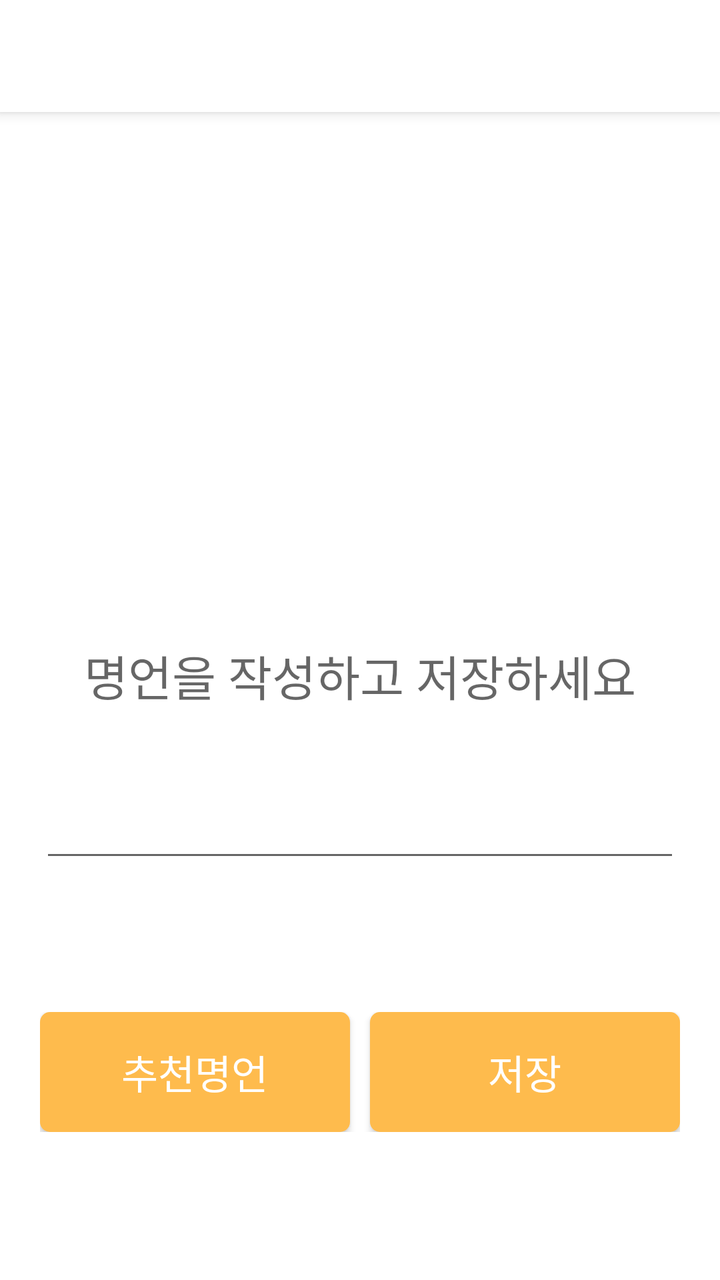
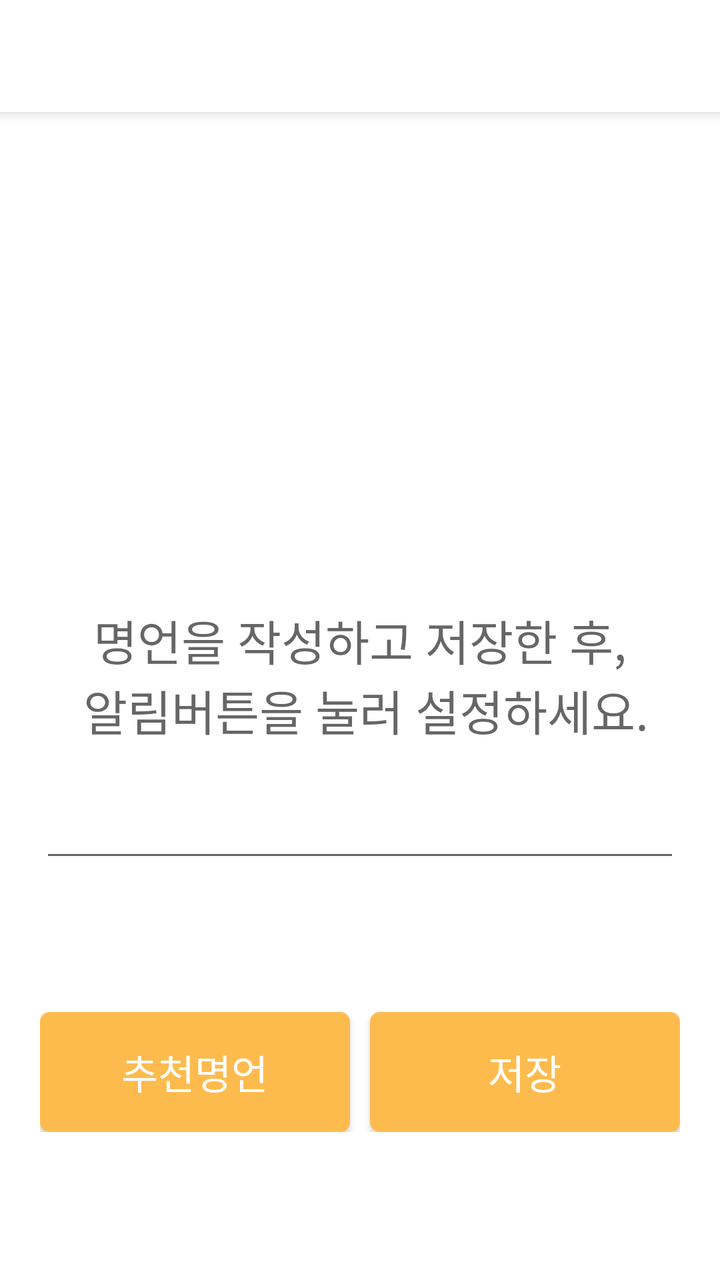

Screens rendered from an Android XML layout before and after an edit, with the pre-edit source and the edit as a unified diff.
<!-- AndroidManifest.xml: application theme Theme.FamousSaying -->
<!-- res/layout/activity_main.xml -->
<?xml version="1.0" encoding="utf-8"?>
<layout xmlns:android="http://schemas.android.com/apk/res/android"
    xmlns:app="http://schemas.android.com/apk/res-auto"
    xmlns:tools="http://schemas.android.com/tools">

    <LinearLayout
        android:layout_width="match_parent"
        android:layout_height="match_parent"
        android:orientation="vertical"
        android:background="@color/btn"
        tools:context=".presentation.MainActivity">

        <androidx.appcompat.widget.Toolbar
            android:id="@+id/toolbar"
            android:layout_width="match_parent"
            android:layout_height="wrap_content"
            android:background="@color/btn"
            android:elevation="4dp"
            android:title="@string/app_name"
            app:titleTextColor="@color/white"/>


        <EditText
            android:id="@+id/quoteTextView"
            android:layout_width="match_parent"
            android:layout_height="200dp"
            android:layout_marginTop="180dp"
            android:layout_marginBottom="50dp"
            android:layout_marginLeft="20dp"
            android:layout_marginRight="20dp"
            android:hint="명언을 작성하고 저장하세요"
            android:gravity="center"
            android:textSize="24sp"
            app:layout_constraintBottom_toBottomOf="parent"
            app:layout_constraintEnd_toEndOf="parent"
            app:layout_constraintStart_toStartOf="parent"
            app:layout_constraintTop_toTopOf="parent" />

        <LinearLayout
            android:layout_width="match_parent"
            android:layout_height="60dp"
            android:layout_margin="20dp"
            android:layout_gravity="bottom"
            android:orientation="horizontal">

            <Button
                android:id="@+id/randomBtn"
                android:background="@drawable/buttonshape"
                android:layout_width="0dp"
                android:layout_height="match_parent"
                android:textSize="20sp"
                android:layout_marginRight="5dp"
                android:layout_weight="1"
                android:text="추천명언"
                android:textColor="@color/white" />

            <Button
                android:id="@+id/saveBtn"
                android:background="@drawable/buttonshape"
                android:layout_width="0dp"
                android:layout_height="match_parent"
                android:textSize="20sp"
                android:layout_marginLeft="5dp"
                android:layout_weight="1"
                android:text="저장"
                android:textColor="@color/white" />

        </LinearLayout>
    </LinearLayout>
</layout>
<!-- resources referenced by this layout -->
<resources>
  <color name="btn">#FFFFFF</color>
  <color name="white">#FFFFFF</color>
  <!-- drawable buttonshape (drawable) -->
  <?xml version="1.0" encoding="utf-8"?>
  <shape xmlns:android="http://schemas.android.com/apk/res/android"
      android:padding="10dp"
      android:shape="rectangle" >
      <solid android:color="@color/btn2" />
      <corners
          android:bottomLeftRadius="5dp"
          android:bottomRightRadius="5dp"
          android:topLeftRadius="5dp"
          android:topRightRadius="5dp" />
  </shape>
  <string name="app_name">심플명언</string>
  <style name="Theme.FamousSaying" parent="Theme.AppCompat.Light.NoActionBar">
         
          
          <item name="colorPrimary">@color/btn</item>
          <item name="colorPrimaryVariant">@color/btn</item>
          <item name="colorOnPrimary">@color/white</item>
          
          <item name="colorSecondary">@color/teal_200</item>
          <item name="colorSecondaryVariant">@color/teal_700</item>
          <item name="colorOnSecondary">@color/black</item>
          
          <item name="android:statusBarColor">?attr/colorPrimaryVariant</item>
          
      </style>
  <color name="btn2">#FEBB4D</color>
  <color name="teal_200">#FF03DAC5</color>
  <color name="teal_700">#FF018786</color>
  <color name="black">#FF000000</color>
</resources>

<!-- the commit's change to res/layout/activity_main.xml (unified diff, before → after) -->
@@ -28,7 +28,7 @@
             android:layout_marginBottom="50dp"
             android:layout_marginLeft="20dp"
             android:layout_marginRight="20dp"
-            android:hint="명언을 작성하고 저장하세요"
+            android:hint="명언을 작성하고 저장한 후,\n 알림버튼을 눌러 설정하세요."
             android:gravity="center"
             android:textSize="24sp"
             app:layout_constraintBottom_toBottomOf="parent"
<!-- resource entries referenced after the edit -->
@@ -14,7 +14,7 @@
           android:topLeftRadius="5dp"
           android:topRightRadius="5dp" />
   </shape>
-  <string name="app_name">심플명언</string>
+  <string name="app_name">상단알림 명언</string>
   <style name="Theme.FamousSaying" parent="Theme.AppCompat.Light.NoActionBar">
          
           
